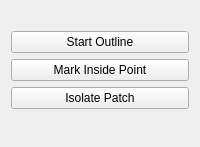
thomasjames3/SlicerScutumGraftLocator, file Resources/UI/page_scutum_draw.ui: the form before one commit.
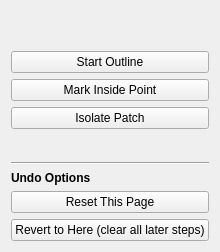
The form after the commit.

```diff
--- a/Resources/UI/page_scutum_draw.ui
+++ b/Resources/UI/page_scutum_draw.ui
@@ -13,6 +13,24 @@
      </property>
     </widget>
    </item>
+   <item>
+    <widget class="QLabel" name="tutorialLabel">
+     <property name="text">
+      <string></string>
+     </property>
+     <property name="wordWrap">
+      <bool>true</bool>
+     </property>
+     <property name="visible">
+      <bool>false</bool>
+     </property>
+     <property name="font">
+      <font>
+       <italic>true</italic>
+      </font>
+     </property>
+    </widget>
+   </item>
    <item>
     <widget class="QPushButton" name="startCurveButton">
      <property name="text">
@@ -51,6 +69,39 @@
      </property>
     </spacer>
    </item>
+   <item>
+    <widget class="Line" name="undoOptionsLine">
+     <property name="orientation">
+      <enum>Qt::Horizontal</enum>
+     </property>
+    </widget>
+   </item>
+   <item>
+    <widget class="QLabel" name="undoOptionsLabel">
+     <property name="text">
+      <string>Undo Options</string>
+     </property>
+     <property name="font">
+      <font>
+       <bold>true</bold>
+      </font>
+     </property>
+    </widget>
+   </item>
+   <item>
+    <widget class="QPushButton" name="resetPageButton">
+     <property name="text">
+      <string>Reset This Page</string>
+     </property>
+    </widget>
+   </item>
+   <item>
+    <widget class="QPushButton" name="revertToHereButton">
+     <property name="text">
+      <string>Revert to Here (clear all later steps)</string>
+     </property>
+    </widget>
+   </item>
   </layout>
  </widget>
  <resources/>
```
